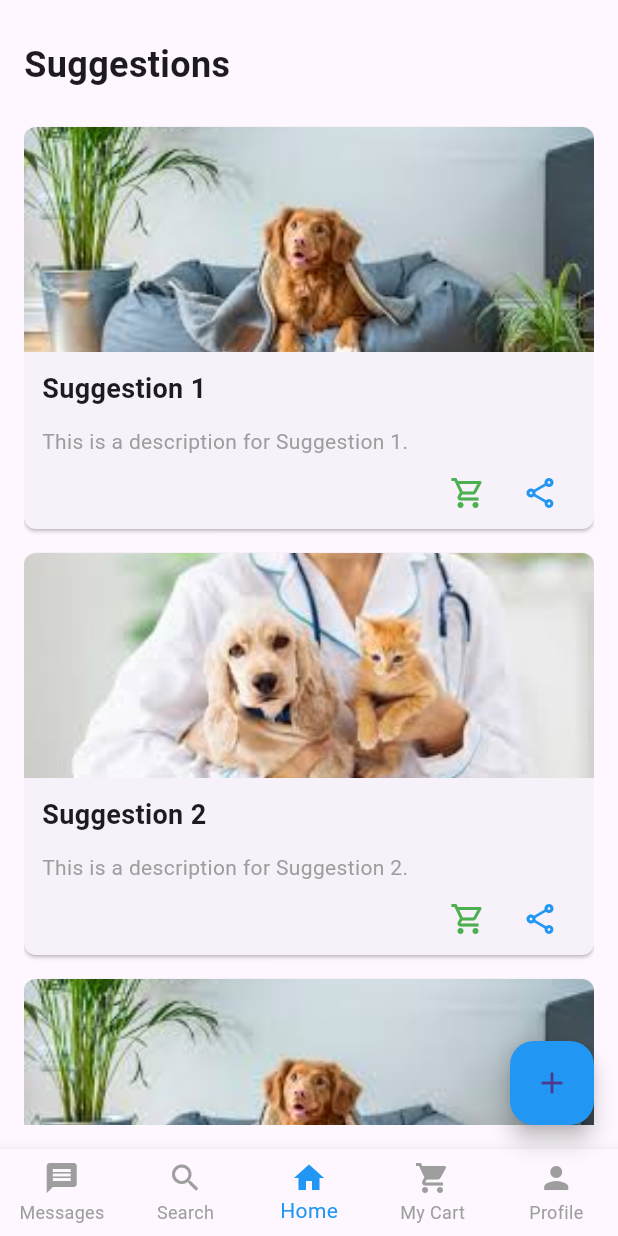
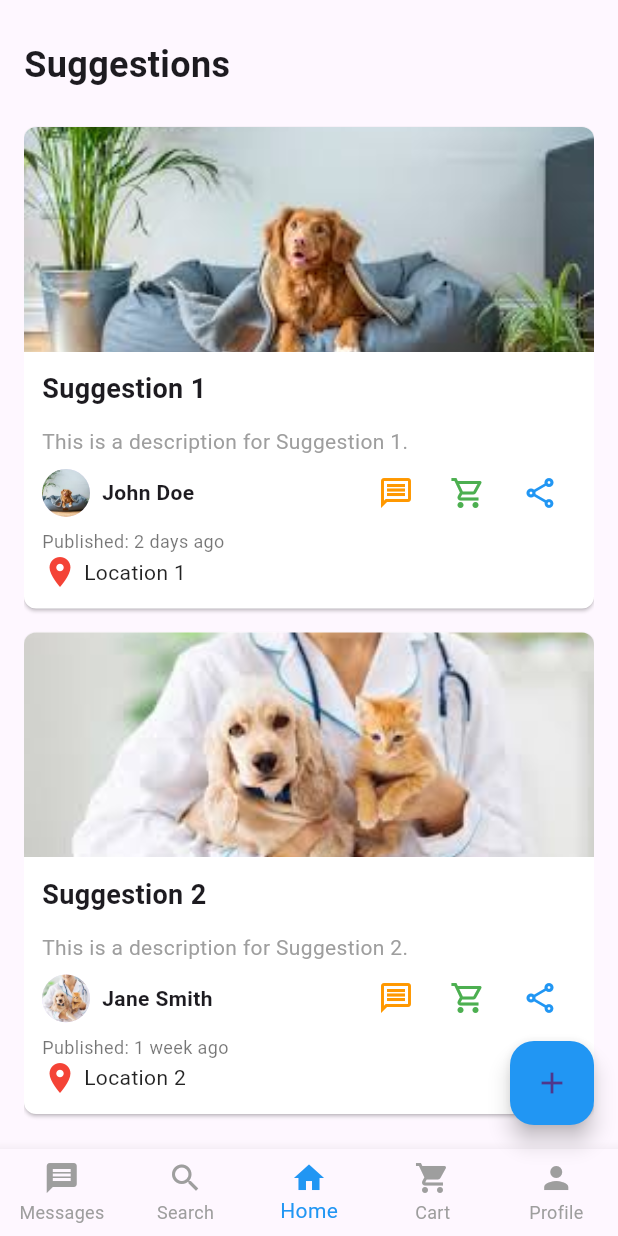
Before and after one commit to petapp80/pet, a Flutter app: the HomePage screen opened directly, on a phone screen of 412 x 824 dp. Run offline on Flutter 3.47's test engine with Material 3 defaults, Android fonts, the phone set to English and light mode, and no system bars; our stand-ins replace file_picker.

Commit message:
Created Admin basic page. Added functionality to messaging icon

```diff
--- a/Adoption/pet app/lib/main.dart
+++ b/Adoption/pet app/lib/main.dart
@@ -1,11 +1,13 @@
 import 'package:flutter/material.dart';
+import 'package:flutter_application_1/user/screens/adminScreen.dart';
 import 'package:flutter_application_1/user/screens/home.dart';
+import 'package:flutter_application_1/user/screens/login%20screen.dart';
 
 void main() {
   runApp(
     const MaterialApp(
       debugShowCheckedModeBanner: false,
-      home: HomePage(),
+      home: LoginPage(),
     ),
   );
 }
--- a/Adoption/pet app/lib/user/screens/home.dart
+++ b/Adoption/pet app/lib/user/screens/home.dart
@@ -1,4 +1,6 @@
 import 'package:flutter/material.dart';
+import 'package:flutter_application_1/user/screens/chatDetailScreen.dart';
+
 import 'profile.dart';
 import 'cartScreen.dart';
 import 'messageScreen.dart';
@@ -12,7 +14,7 @@ class HomePage extends StatefulWidget {
   State<HomePage> createState() => _HomePageState();
 }
 
-class _HomePageState extends State<HomePage> {
+class _HomePageState extends State<HomePage> with TickerProviderStateMixin {
   int _selectedIndex = 2;
   DateTime? lastBackPressed;
 
@@ -21,22 +23,34 @@ class _HomePageState extends State<HomePage> {
     {
       "image": "asset/image/dog1.png",
       "text": "Suggestion 1",
-      "description": "This is a description for Suggestion 1."
+      "description": "This is a description for Suggestion 1.",
+      "location": "Location 1",
+      "published": "2 days ago",
+      "profileName": "John Doe"
     },
     {
       "image": "asset/image/dog2.png",
       "text": "Suggestion 2",
-      "description": "This is a description for Suggestion 2."
+      "description": "This is a description for Suggestion 2.",
+      "location": "Location 2",
+      "published": "1 week ago",
+      "profileName": "Jane Smith"
     },
     {
       "image": "asset/image/dog1.png",
       "text": "Suggestion 3",
-      "description": "This is a description for Suggestion 3."
+      "description": "This is a description for Suggestion 3.",
+      "location": "Location 3",
+      "published": "1 month ago",
+      "profileName": "Alice Brown"
     },
     {
       "image": "asset/image/dog1.png",
       "text": "Suggestion 4",
-      "description": "This is a description for Suggestion 4."
+      "description": "This is a description for Suggestion 4.",
+      "location": "Location 4",
+      "published": "3 months ago",
+      "profileName": "Bob Johnson"
     },
   ];
 
@@ -56,7 +70,6 @@ class _HomePageState extends State<HomePage> {
     ];
   }
 
-  // Home screen with cart functionality
   Widget _buildHomeScreen() {
     return Padding(
       padding: const EdgeInsets.all(16.0),
@@ -76,14 +89,36 @@ class _HomePageState extends State<HomePage> {
                 itemCount: _suggestions.length,
                 itemBuilder: (context, index) {
                   final suggestion = _suggestions[index];
+                  final isSpecial =
+                      index == 2; // Explicitly mark the 3rd suggestion
+
                   return Card(
                     margin: const EdgeInsets.symmetric(vertical: 8),
                     shape: RoundedRectangleBorder(
                       borderRadius: BorderRadius.circular(8),
                     ),
+                    color: isSpecial ? Colors.lightBlue.shade50 : Colors.white,
                     child: Column(
                       crossAxisAlignment: CrossAxisAlignment.start,
                       children: [
+                        if (isSpecial) ...[
+                          Container(
+                            padding: const EdgeInsets.all(8.0),
+                            decoration: BoxDecoration(
+                              color: Colors.blue,
+                              borderRadius: const BorderRadius.vertical(
+                                top: Radius.circular(8),
+                              ),
+                            ),
+                            child: const Text(
+                              'Verified Organization',
+                              style: TextStyle(
+                                color: Colors.white,
+                                fontWeight: FontWeight.bold,
+                              ),
+                            ),
+                          ),
+                        ],
                         ClipRRect(
                           borderRadius: const BorderRadius.vertical(
                             top: Radius.circular(8),
@@ -122,14 +157,46 @@ class _HomePageState extends State<HomePage> {
                         Padding(
                           padding: const EdgeInsets.symmetric(horizontal: 12.0),
                           child: Row(
-                            mainAxisAlignment: MainAxisAlignment.end,
+                            children: [
+                              // Circular Avatar and Name aligned to the start
+                              Row(
+                                children: [
+                                  CircleAvatar(
+                                    radius: 16,
+                                    backgroundImage:
+                                        AssetImage(suggestion["image"]!),
+                                  ),
+                                  const SizedBox(width: 8),
+                                  Text(
+                                    suggestion["profileName"]!,
+                                    style: const TextStyle(
+                                        fontWeight: FontWeight.bold),
+                                  ),
+                                ],
+                              ),
+                              const Spacer(),
+                              Row(
                                 children: [
                                   IconButton(
                                     onPressed: () {
-                                  // Call the placeholder method for adding item to cart
+                                      Navigator.push(
+                                          context,
+                                          MaterialPageRoute(
+                                              builder: (context) =>
+                                                  ChatDetailScreen(
+                                                      name: suggestion[
+                                                          "profileName"]!,
+                                                      image: suggestion[
+                                                          "image"]!)));
+                                    },
+                                    icon: const Icon(Icons.message_outlined),
+                                    color: Colors.orange,
+                                  ),
+                                  IconButton(
+                                    onPressed: () {
                                       addItemToCart(suggestion);
-
-                                  ScaffoldMessenger.of(context).showSnackBar(
+                                      ScaffoldMessenger.of(context)
+                                          .showSnackBar(
                                         SnackBar(
                                           content: Text(
                                               '${suggestion["text"]} added to cart'),
@@ -137,7 +204,8 @@ class _HomePageState extends State<HomePage> {
                                         ),
                                       );
                                     },
-                                icon: const Icon(Icons.shopping_cart_outlined),
+                                    icon: const Icon(
+                                        Icons.shopping_cart_outlined),
                                     color: Colors.green,
                                   ),
                                   IconButton(
@@ -148,8 +216,8 @@ class _HomePageState extends State<HomePage> {
                                         context: context,
                                         builder: (context) => AlertDialog(
                                           title: const Text('Share'),
-                                      content:
-                                          Text('You are sharing: \n$shareText'),
+                                          content: Text(
+                                              'You are sharing: \n$shareText'),
                                           actions: [
                                             TextButton(
                                               onPressed: () {
@@ -166,6 +234,35 @@ class _HomePageState extends State<HomePage> {
                                   ),
                                 ],
                               ),
+                            ],
+                          ),
+                        ),
+                        Padding(
+                          padding: const EdgeInsets.symmetric(horizontal: 12.0),
+                          child: Text(
+                            'Published: ${suggestion["published"]!}',
+                            style: const TextStyle(
+                              fontSize: 12,
+                              color: Colors.black54,
+                            ),
+                          ),
+                        ),
+                        Padding(
+                          padding:
+                              const EdgeInsets.only(left: 12.0, bottom: 12.0),
+                          child: Row(
+                            children: [
+                              const Icon(Icons.location_on, color: Colors.red),
+                              const SizedBox(width: 4),
+                              Text(
+                                suggestion["location"]!,
+                                style: const TextStyle(
+                                  fontSize: 14,
+                                  color: Colors.black87,
+                                ),
+                              ),
+                            ],
+                          ),
                         ),
                       ],
                     ),
@@ -179,21 +276,14 @@ class _HomePageState extends State<HomePage> {
     );
   }
 
-  // Placeholder method for adding item to cart (to be updated later)
   void addItemToCart(Map<String, String> item) {
-    // Placeholder implementation: this is where you can later integrate backend logic.
     print('Item added to cart: ${item["text"]}');
   }
 
-  // Refresh function: to be triggered on pull-to-refresh
   Future<void> _handleRefresh() async {
-    // Simulate network delay (you can replace this with real data fetching)
     await Future.delayed(const Duration(seconds: 2));
-
     setState(() {
-      // For now, we will just print a message
       print("Refreshed");
-      // You can update the _suggestions list here or fetch new data
     });
   }
 
@@ -214,21 +304,20 @@ class _HomePageState extends State<HomePage> {
       ScaffoldMessenger.of(context).showSnackBar(
         const SnackBar(
           content: Text('Press back again to exit'),
-          duration: Duration(seconds: 2), // Visible for 2 seconds
+          duration: Duration(seconds: 2),
         ),
       );
-      return false; // Prevent exiting the app
+      return false;
     }
 
-    // Reset `lastBackPressed` to null to enforce the double-back press rule every time
     lastBackPressed = null;
-    return true; // Allow exiting the app
+    return true;
   }
 
   @override
   Widget build(BuildContext context) {
     return WillPopScope(
-      onWillPop: _onWillPop, // Intercept the back button press
+      onWillPop: _onWillPop,
       child: Scaffold(
         body: IndexedStack(
           index: _selectedIndex,
@@ -255,7 +344,7 @@ class _HomePageState extends State<HomePage> {
             ),
             BottomNavigationBarItem(
               icon: Icon(Icons.shopping_cart),
-              label: 'My Cart',
+              label: 'Cart',
             ),
             BottomNavigationBarItem(
               icon: Icon(Icons.person),
@@ -265,14 +354,14 @@ class _HomePageState extends State<HomePage> {
         ),
         floatingActionButton: FloatingActionButton(
           onPressed: () {
-            // Navigate to AddScreen
+            // Navigate to AddScreen when the button is pressed
             Navigator.push(
               context,
               MaterialPageRoute(builder: (context) => const AddScreen()),
             );
           },
+          backgroundColor: Colors.blue,
           child: const Icon(Icons.add),
-          backgroundColor: Colors.blue,
         ),
       ),
     );
```
Also changed, not shown: Adoption/pet app/lib/user/screens/adminScreen.dart (added, +79 -0 lines), Adoption/pet app/lib/user/screens/login screen.dart (+22 -8 lines), Adoption/pet app/lib/user/screens/profile.dart (+6 -4 lines). Lines whose indentation alone changed are shown as unchanged.
